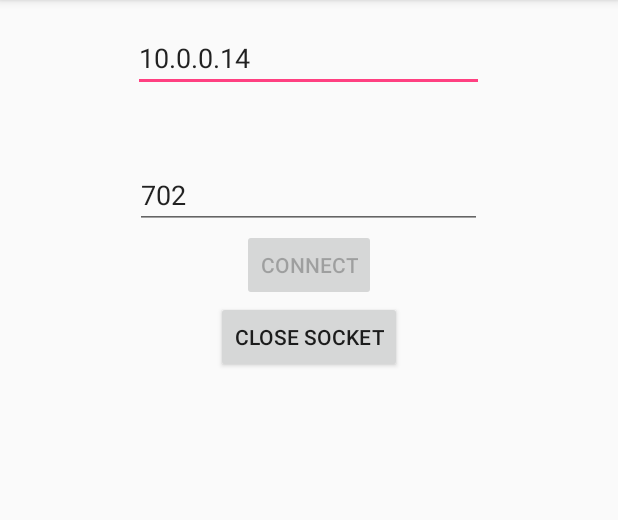
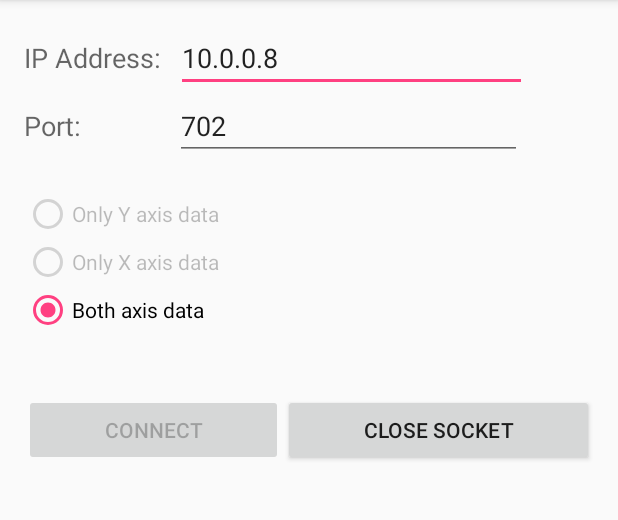
Before and after one commit to noamm91/old-java-dreams, an Android app: the screen it shows after launch (MainActivity), after a tap on "CONNECT", on a phone screen of 412 x 824 dp, the part 84-604 px from its top. Run offline under Robolectric (Android 15) with nearby library versions, the phone set to English and light mode, and no system bars; 2 statements that could not run were skipped.

```diff
--- a/TalkWithCompViaWifi/app/src/main/java/com/example/noamm_000/talkwithcompviawifi/ConnectToServerAsyncTask.java
+++ /dev/null
@@ -1,113 +0,0 @@
-package com.example.noamm_000.talkwithcompviawifi;
-
-import android.content.Context;
-import android.hardware.Sensor;
-import android.hardware.SensorEvent;
-import android.hardware.SensorEventListener;
-import android.hardware.SensorManager;
-import android.nfc.Tag;
-import android.os.AsyncTask;
-import android.util.Log;
-import android.widget.Toast;
-
-import java.io.IOException;
-import java.io.InputStream;
-import java.io.OutputStream;
-import java.net.InetAddress;
-import java.net.Socket;
-import java.net.UnknownHostException;
-import java.nio.ByteBuffer;
-
-/**
- * Created by noamm_000 on 25/02/2017.
- */
-public class ConnectToServerAsyncTask extends AsyncTask<String,String,String> implements SensorEventListener {
-
-    int times = 0;
-    Context context;
-    Socket socket;
-    OutputStream os;
-    byte[] floatValX = new byte[4];
-    byte[] floatValY = new byte[4];
-    byte[] floatXY = new byte[8];
-    final static String TAG = "ASYNCTASK LOGGER: ";
-
-    public ConnectToServerAsyncTask(Context ctx) {
-        this.context = ctx;
-    }
-    @Override
-    protected String doInBackground(String... strings) {
-
-        String IP = strings[0];
-        String port = strings[1];
-        try {
-            InetAddress inetIP = InetAddress.getByName(IP);
-            socket = new Socket(inetIP, Integer.parseInt(port));
-            os = socket.getOutputStream();
-            publishProgress("Send packet");
-
-            SensorManager sensorManager = (SensorManager) context.getSystemService(Context.SENSOR_SERVICE);
-            Sensor gyro = sensorManager.getDefaultSensor(Sensor.TYPE_GYROSCOPE);
-            sensorManager.registerListener(this, gyro, SensorManager.SENSOR_DELAY_NORMAL);
-
-            while (!this.isCancelled()) {
-                Thread.sleep(500);
-            }
-            sensorManager.unregisterListener(this, gyro);
-
-        } catch (UnknownHostException e) {
-            publishProgress("Exception");
-            e.printStackTrace();
-        } catch (IOException e) {
-            publishProgress("Exception2");
-            e.printStackTrace();
-        } catch (InterruptedException e) {
-            e.printStackTrace();
-        }
-        return null;
-    }
-
-    @Override
-    protected void onProgressUpdate(String... values) {
-        super.onProgressUpdate(values);
-        String message = values[0];
-        Toast.makeText(this.context, message, Toast.LENGTH_LONG).show();
-    }
-    @Override
-    protected void onCancelled() {
-        super.onCancelled();
-        try {
-            os.flush();
-            os.close();
-            socket.close();
-        } catch (IOException e) {
-            e.printStackTrace();
-        }
-    }
-
-    @Override
-    public void onSensorChanged(SensorEvent sensorEvent) {
-        if (!this.isCancelled()) {
-            float data = sensorEvent.values[0];
-            //float data2 = sensorEvent.values[1];
-            data *= 16;
-            //data2 *= 16;
-            floatValY = ByteBuffer.allocate(4).putFloat(data).array();
-            //floatValX = ByteBuffer.allocate(4).putFloat(data2).array();
-            //System.arraycopy(floatValY,0,floatXY,0,4);
-            //System.arraycopy(floatValY,0,floatXY,4,4);
-            Log.d(TAG , Float.toString(data));
-            try {
-                os.write(floatValY);
-                //os.write(floatValX);
-
-            } catch (IOException e) {
-                e.printStackTrace();
-            }
-        }
-    }
-    @Override
-    public void onAccuracyChanged(Sensor sensor, int i) {
-
-    }
-}
--- a/TalkWithCompViaWifi/app/src/main/java/com/example/noamm_000/talkwithcompviawifi/MainActivity.java
+++ b/TalkWithCompViaWifi/app/src/main/java/com/example/noamm_000/talkwithcompviawifi/MainActivity.java
@@ -2,23 +2,25 @@ package com.example.noamm_000.talkwithcompviawifi;
 
 import android.support.v7.app.AppCompatActivity;
 import android.os.Bundle;
+import android.view.KeyEvent;
 import android.view.View;
 import android.widget.Button;
 import android.widget.EditText;
-
-import java.io.IOException;
-import java.io.OutputStream;
-import java.net.InetAddress;
-import java.net.Socket;
-import java.net.UnknownHostException;
+import android.widget.RadioButton;
+import android.widget.RadioGroup;
 
 public class MainActivity extends AppCompatActivity {
 
     Button btnConnect, btnCloseSocket;
     EditText etIP;
     EditText etPort;
+    RadioGroup rgAxis;
+    RadioButton rbX;
+    RadioButton rbY;
+    RadioButton rbBoth;
+
     boolean isConnected = false;
-    ConnectToServerAsyncTask connectToServerAsyncTask = null;
+    ConnectAndSendAsyncTask connectAndSendAsyncTask = null;
 
 
     @Override
@@ -27,21 +29,30 @@ public class MainActivity extends AppCompatActivity {
         setContentView(R.layout.activity_main);
         btnConnect = (Button) findViewById(R.id.btn_connect);
         btnCloseSocket = (Button) findViewById(R.id.btn_closeSocket);
+        etIP = (EditText) findViewById(R.id.et_ip);
+        etPort = (EditText) findViewById(R.id.et_port);
+        rgAxis = (RadioGroup) findViewById(R.id.rg_axis);
+        rbX = (RadioButton) findViewById(R.id.rb_x);
+        rbY = (RadioButton) findViewById(R.id.rb_y);
+        rbBoth = (RadioButton) findViewById(R.id.rb_both);
     }
 
     public void socketOperationRequest(View view) {
         if (!isConnected) {
-            connectToServerAsyncTask = new ConnectToServerAsyncTask(MainActivity.this);
+            String mode = null;
+            int selectedRbId = rgAxis.getCheckedRadioButtonId();
+            if (selectedRbId == rbX.getId()) mode = "x";
+            else if (selectedRbId == rbY.getId()) mode = "y";
+            else mode = "both";
+            connectAndSendAsyncTask = new ConnectAndSendAsyncTask(MainActivity.this, mode);
         }
         switch (view.getId()) {
             case R.id.btn_connect:
             {
                 isConnected = true;
-                etIP = (EditText) findViewById(R.id.et_ip);
-                etPort = (EditText) findViewById(R.id.et_port);
                 String IP = etIP.getText().toString();
                 String port = etPort.getText().toString();
-                connectToServerAsyncTask.execute(IP, port);
+                connectAndSendAsyncTask.execute(IP, port);
                 btnConnect.setEnabled(false);
                 btnCloseSocket.setEnabled(true);
                 break;
@@ -49,7 +60,7 @@ public class MainActivity extends AppCompatActivity {
             case R.id.btn_closeSocket:
             {
                 isConnected = false;
-                connectToServerAsyncTask.cancel(true);
+                connectAndSendAsyncTask.cancel(true);
                 btnCloseSocket.setEnabled(false);
                 btnConnect.setEnabled(true);
                 break;
@@ -57,4 +68,19 @@ public class MainActivity extends AppCompatActivity {
         }
 
     }
+
+    @Override
+    public boolean onKeyDown(int keyCode, KeyEvent event) {
+        //float leftClick = 1;
+        //float rightClick = 2;
+        if(keyCode == KeyEvent.KEYCODE_VOLUME_DOWN) {
+            //connectAndSendAsyncTask.setKeyPressed(true, rightClick, false, true);
+            connectAndSendAsyncTask.setKeyPressed(false, true);
+        }
+        if(keyCode == KeyEvent.KEYCODE_VOLUME_UP) {
+            //connectAndSendAsyncTask.setKeyPressed(true, leftClick, true, false);
+            connectAndSendAsyncTask.setKeyPressed(true, false);
+        }
+        return super.onKeyDown(keyCode, event);
+    }
 }
--- a/TalkWithCompViaWifi/app/src/main/res/layout/activity_main.xml
+++ b/TalkWithCompViaWifi/app/src/main/res/layout/activity_main.xml
@@ -12,7 +12,21 @@
     <LinearLayout
         android:orientation="vertical"
         android:layout_width="match_parent"
-        android:layout_height="match_parent">
+        android:layout_height="match_parent"
+        android:layoutDirection="ltr">
+
+        <LinearLayout
+            android:orientation="horizontal"
+            android:layout_width="wrap_content"
+            android:layout_height="wrap_content">
+
+            <TextView
+                android:layout_width="wrap_content"
+                android:layout_height="wrap_content"
+                android:textAppearance="?android:attr/textAppearanceMedium"
+                android:text="@string/tv_ip"
+                android:id="@+id/textView2"
+                android:paddingRight="10dp" />
 
             <EditText
                 android:layout_width="234dp"
@@ -20,16 +34,69 @@
                 android:id="@+id/et_ip"
                 android:layout_above="@+id/btn_connect"
                 android:layout_centerHorizontal="true"
-            android:layout_marginBottom="46dp"
-            android:layout_gravity="center_horizontal"
                 android:text="@string/etIp" />
+        </LinearLayout>
+
+        <LinearLayout
+            android:orientation="horizontal"
+            android:layout_width="match_parent"
+            android:layout_height="wrap_content"
+            android:paddingBottom="20dp">
+
+            <TextView
+                android:layout_width="wrap_content"
+                android:layout_height="wrap_content"
+                android:textAppearance="?android:attr/textAppearanceMedium"
+                android:text="@string/tv_port"
+                android:id="@+id/textView"
+                android:paddingRight="62dp" />
 
             <EditText
                 android:layout_width="231dp"
                 android:layout_height="wrap_content"
                 android:id="@+id/et_port"
-            android:layout_gravity="center_horizontal"
                 android:text="@string/etPort" />
+        </LinearLayout>
+
+        <LinearLayout
+            android:orientation="vertical"
+            android:layout_width="match_parent"
+            android:layout_height="wrap_content">
+
+            <RadioGroup
+                android:layout_width="match_parent"
+                android:layout_height="match_parent"
+                android:paddingBottom="40dp"
+                android:id="@+id/rg_axis">
+
+                <RadioButton
+                    android:layout_width="wrap_content"
+                    android:layout_height="wrap_content"
+                    android:text="@string/rb_y"
+                    android:id="@+id/rb_y"
+                    android:checked="false"
+                    android:enabled="false" />
+
+                <RadioButton
+                    android:layout_width="wrap_content"
+                    android:layout_height="wrap_content"
+                    android:text="@string/rb_x"
+                    android:id="@+id/rb_x"
+                    android:enabled="false" />
+
+                <RadioButton
+                    android:layout_width="wrap_content"
+                    android:layout_height="wrap_content"
+                    android:text="@string/rb_both"
+                    android:id="@+id/rb_both"
+                    android:checked="true" />
+            </RadioGroup>
+        </LinearLayout>
+
+        <LinearLayout
+            android:orientation="horizontal"
+            android:layout_width="match_parent"
+            android:layout_height="wrap_content">
 
             <Button
                 android:layout_width="wrap_content"
@@ -39,7 +106,8 @@
                 android:layout_centerVertical="true"
                 android:layout_centerHorizontal="true"
                 android:layout_gravity="center_horizontal"
-            android:onClick="socketOperationRequest" />
+                android:onClick="socketOperationRequest"
+                android:layout_weight="1" />
 
             <Button
                 android:layout_width="wrap_content"
@@ -47,6 +115,10 @@
                 android:text="Close Socket"
                 android:id="@+id/btn_closeSocket"
                 android:layout_gravity="center_horizontal"
-            android:onClick="socketOperationRequest" />
+                android:onClick="socketOperationRequest"
+                android:layout_weight="1" />
         </LinearLayout>
+
+    </LinearLayout>
+
 </RelativeLayout>
--- a/TalkWithCompViaWifi/app/src/main/res/values/strings.xml
+++ b/TalkWithCompViaWifi/app/src/main/res/values/strings.xml
@@ -1,6 +1,11 @@
 <resources>
     <string name="app_name">TalkWithCompViaWifi</string>
     <string name="btnConnect">Connect</string>
-    <string name="etIp">10.0.0.14</string>
+    <string name="etIp">10.0.0.8</string>
     <string name="etPort">702</string>
+    <string name="rb_y">Only Y axis data</string>
+    <string name="rb_x">Only X axis data</string>
+    <string name="rb_both">Both axis data</string>
+    <string name="tv_ip">IP Address:</string>
+    <string name="tv_port">Port:</string>
 </resources>
```
Lines whose indentation alone changed are shown as unchanged.
